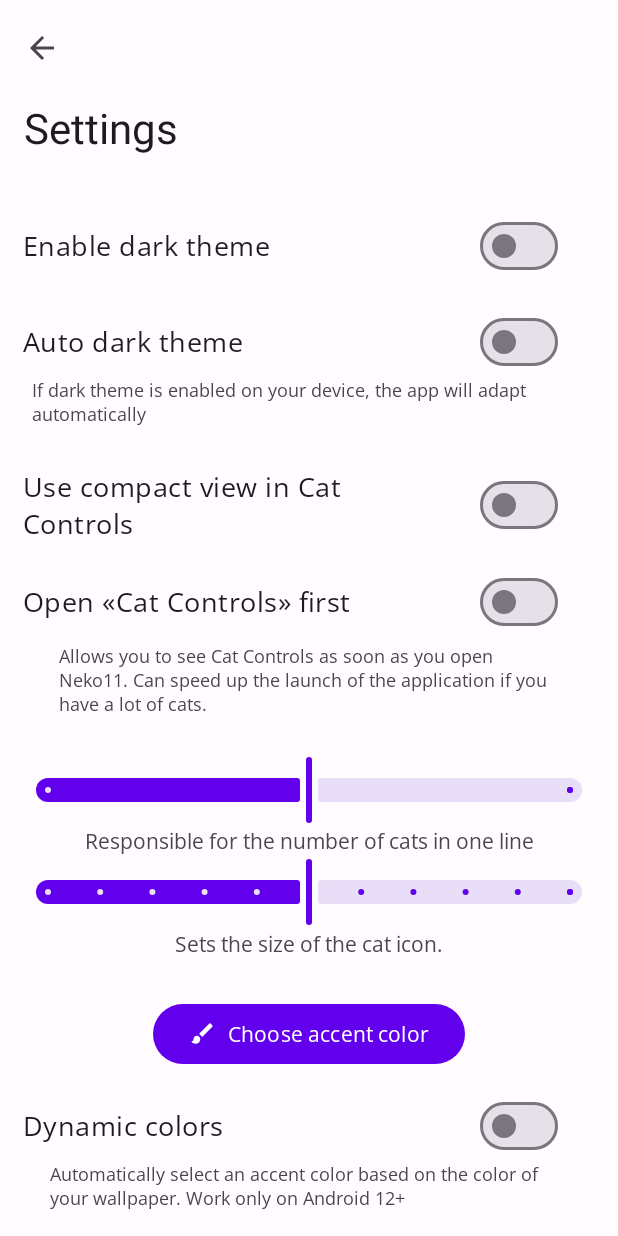
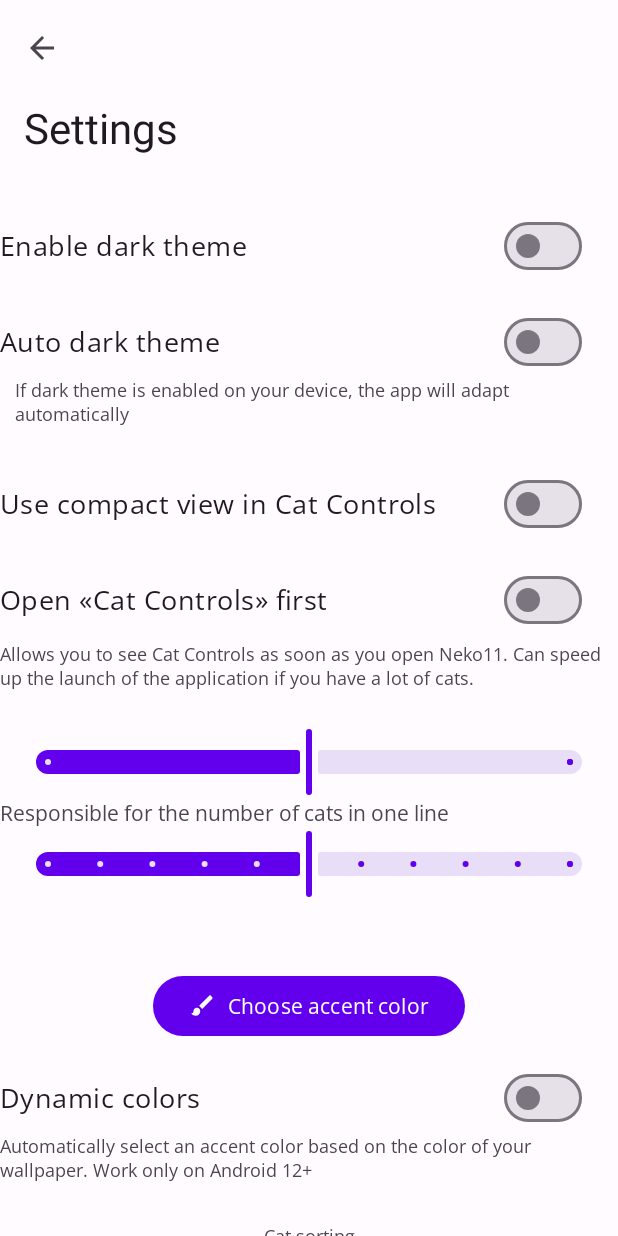
Before and after one commit to queuejw/Neko11, an Android app: the NekoGeneralActivity screen opened directly, with no data from a screen before it, in the options menu, after a tap on "Settings", on a phone screen of 412 x 824 dp. Run offline under Robolectric (Android 15) with nearby library versions, the light colour scheme and no system bars.

Commit message:
beta 2.01

```diff
--- a/app/build.gradle
+++ b/app/build.gradle
@@ -16,7 +16,7 @@ android {
         minSdk 23
         targetSdk = 34
         versionCode 4
-        versionName '2.2 Beta 1'
+        versionName '2.2 Beta 2.01'
         multiDexEnabled false
         testInstrumentationRunner "androidx.test.runner.AndroidJUnitRunner"
     }
--- a/app/src/main/java/ru/dimon6018/neko11/NekoGeneralActivity.kt
+++ b/app/src/main/java/ru/dimon6018/neko11/NekoGeneralActivity.kt
@@ -84,7 +84,7 @@ class NekoGeneralActivity : AppCompatActivity(), PrefsListener {
             runOnUiThread {
                 setupNavbarListener()
                 if(needWelcomeDialog) welcomeDialog()
-                checkAndroid()
+                if(getAndroidV()) androidVDialog()
             }
             }.start()
             super.onCreate(savedInstanceState)
@@ -115,15 +115,15 @@ class NekoGeneralActivity : AppCompatActivity(), PrefsListener {
             }
         })
     }
-
-    private fun checkAndroid() {
-        if (Build.VERSION.SDK_INT <= Build.VERSION_CODES.N_MR1) {
+    private fun getAndroidV(): Boolean {
+        return (Build.VERSION.SDK_INT <= Build.VERSION_CODES.N_MR1)
+    }
+    private fun androidVDialog() {
             MaterialAlertDialogBuilder(this)
                     .setIcon(R.drawable.ic_warning)
                     .setMessage(R.string.unsupported_android)
                     .setNegativeButton(android.R.string.ok, null)
                     .show()
-        }
     }
 
     override fun onPrefsChanged() {}
--- a/app/src/main/java/ru/dimon6018/neko11/ui/activities/NekoAboutActivity.java
+++ b/app/src/main/java/ru/dimon6018/neko11/ui/activities/NekoAboutActivity.java
@@ -17,6 +17,7 @@ import androidx.core.view.WindowCompat;
 import androidx.core.view.WindowInsetsCompat;
 
 import com.google.android.material.button.MaterialButton;
+import com.google.android.material.elevation.SurfaceColors;
 
 import ru.dimon6018.neko11.NekoApplication;
 import ru.dimon6018.neko11.R;
@@ -34,7 +35,7 @@ public class NekoAboutActivity extends AppCompatActivity {
         setSupportActionBar(toolbar);
         getSupportActionBar().setDisplayUseLogoEnabled(true);
 		getSupportActionBar().setDisplayHomeAsUpEnabled(true);
-
+		getWindow().setNavigationBarColor(SurfaceColors.SURFACE_2.getColor(this));
 		MaterialButton github = findViewById(R.id.github_button);
 		MaterialButton tg = findViewById(R.id.telegram_button);
 		github.setOnClickListener(v -> openWeb(this,"https://github.com/queuejw/Neko11"));
@@ -42,8 +43,8 @@ public class NekoAboutActivity extends AppCompatActivity {
 		setupCatImage();
 		CoordinatorLayout cord = findViewById(R.id.coordinatorabout);
 		ViewCompat.setOnApplyWindowInsetsListener(cord, (v, insets) -> {
+			int pB = insets.getInsets(WindowInsetsCompat.Type.navigationBars()).bottom;
 			int tB = insets.getInsets(WindowInsetsCompat.Type.statusBars()).top;
-			int pB = insets.getInsets(WindowInsetsCompat.Type.navigationBars()).bottom;
 			v.setPadding(0, tB, 0, pB);
 			return WindowInsetsCompat.CONSUMED;
 		});
--- a/app/src/main/java/ru/dimon6018/neko11/ui/activities/NekoAchievementsActivity.java
+++ b/app/src/main/java/ru/dimon6018/neko11/ui/activities/NekoAchievementsActivity.java
@@ -23,6 +23,7 @@ import androidx.core.view.WindowCompat;
 import com.google.android.material.button.MaterialButton;
 import com.google.android.material.card.MaterialCardView;
 import com.google.android.material.dialog.MaterialAlertDialogBuilder;
+import com.google.android.material.elevation.SurfaceColors;
 import com.google.android.material.progressindicator.LinearProgressIndicator;
 import com.google.android.material.textview.MaterialTextView;
 
@@ -72,7 +73,7 @@ public class NekoAchievementsActivity extends AppCompatActivity implements PrefS
 		progressSetup();
 
 		WindowCompat.setDecorFitsSystemWindows(getWindow(), false);
-
+		getWindow().setNavigationBarColor(SurfaceColors.SURFACE_2.getColor(this));
 		Toolbar toolbar = findViewById(R.id.toolbarachiev);
 		setSupportActionBar(toolbar);
 		getSupportActionBar().setDisplayUseLogoEnabled(true);
@@ -252,9 +253,9 @@ public class NekoAchievementsActivity extends AppCompatActivity implements PrefS
 					for (int i = 0; i >= cycles; i++) {
 						Cat cat = NekoWorker.newRandomCat(this, mPrefs);
 						mPrefs.addCat(cat);
-						mPrefs.addcatActionsUseAllTime(1);
 					}
 					mPrefs.addMoodBooster(mb);
+					mPrefs.addcatActionsUseAllTime(cycles);
 					s = getString(R.string.box_win3, cycles, mb);
 				}
 				case 4 -> {
@@ -279,6 +280,7 @@ public class NekoAchievementsActivity extends AppCompatActivity implements PrefS
 				}
 				case 6 -> {
 					Cat cat = NekoWorker.newRandomCat(this, mPrefs);
+					mPrefs.addcatActionsUseAllTime(1);
 					mPrefs.addCat(cat);
 					s = getString(R.string.box_win6);
 				}
--- a/app/src/main/java/ru/dimon6018/neko11/ui/activities/NekoSettingsActivity.java
+++ b/app/src/main/java/ru/dimon6018/neko11/ui/activities/NekoSettingsActivity.java
@@ -38,6 +38,7 @@ import com.google.android.material.button.MaterialButton;
 import com.google.android.material.button.MaterialButtonToggleGroup;
 import com.google.android.material.color.MaterialColors;
 import com.google.android.material.dialog.MaterialAlertDialogBuilder;
+import com.google.android.material.elevation.SurfaceColors;
 import com.google.android.material.materialswitch.MaterialSwitch;
 import com.google.android.material.slider.Slider;
 import com.google.android.material.snackbar.Snackbar;
@@ -106,6 +107,7 @@ public class NekoSettingsActivity extends AppCompatActivity implements PrefState
 		getSupportActionBar().setDisplayHomeAsUpEnabled(true);
 
         WindowCompat.setDecorFitsSystemWindows(getWindow(), false);
+		getWindow().setNavigationBarColor(SurfaceColors.SURFACE_2.getColor(this));
 	    nekoprefs = getSharedPreferences(SETTINGS, MODE_PRIVATE);
 
 		new Thread(() -> {
--- a/app/src/main/java/ru/dimon6018/neko11/ui/fragments/NekoLandFragment.java
+++ b/app/src/main/java/ru/dimon6018/neko11/ui/fragments/NekoLandFragment.java
@@ -261,7 +261,7 @@ public class NekoLandFragment extends Fragment implements PrefState.PrefsListene
                  new MaterialAlertDialogBuilder(context)
                          .setIcon(cat.createIcon(size, size).loadDrawable(context))
                          .setTitle(R.string.ops)
-                         .setMessage("Усилитель уже работает.")
+                         .setMessage(R.string.booster_actived_sub)
                          .setNegativeButton(android.R.string.ok, null)
                          .show();
              }
@@ -282,6 +282,7 @@ public class NekoLandFragment extends Fragment implements PrefState.PrefsListene
             mPrefs.setMood(cat, b);
             NekoGeneralActivity.showSnackBar(a, Toast.LENGTH_SHORT, bottomSheetInternal);
             NekoWorker.notifyCat(requireContext(), cat, getResources().getString(R.string.meow));
+            mPrefs.addNCoins(26);
         } else {
             NekoWorker.notifyCat(requireContext(), cat, getResources().getString(R.string.shh));
 
@@ -292,7 +293,7 @@ public class NekoLandFragment extends Fragment implements PrefState.PrefsListene
             new MaterialAlertDialogBuilder(context)
                     .setIcon(cat.createIcon(size, size).loadDrawable(context))
                     .setTitle(R.string.ops)
-                    .setMessage("Вашему коту не понравилось купаться. Попробуйте позже.")
+                    .setMessage(R.string.action1_fail)
                     .setNegativeButton(android.R.string.ok, null)
                     .show();
         }
@@ -309,6 +310,7 @@ public class NekoLandFragment extends Fragment implements PrefState.PrefsListene
             mPrefs.setMood(cat, b);
             NekoGeneralActivity.showSnackBar("❤️", Toast.LENGTH_SHORT, bottomSheetInternal);
             NekoWorker.notifyCat(requireContext(), cat, getResources().getString(R.string.meow));
+            mPrefs.addNCoins(31);
         } else {
             NekoWorker.notifyCat(requireContext(), cat, getResources().getString(R.string.shh));
             String[] moods = {getString(R.string.mood1), getString(R.string.mood2), getString(R.string.mood3)};
@@ -317,7 +319,7 @@ public class NekoLandFragment extends Fragment implements PrefState.PrefsListene
                 new MaterialAlertDialogBuilder(context)
                         .setIcon(cat.createIcon(size, size).loadDrawable(context))
                         .setTitle(R.string.ops)
-                        .setMessage("Ваш кот не очень любит, когда его гладят")
+                        .setMessage(R.string.action2_fail)
                         .setNegativeButton(android.R.string.ok, null)
                         .show();
         }
@@ -335,6 +337,7 @@ public class NekoLandFragment extends Fragment implements PrefState.PrefsListene
            String[] statusArray = context.getResources().getStringArray(R.array.toy_messages);
            String a = statusArray[r.nextInt(context.getResources().getStringArray(R.array.toy_messages).length)];
            NekoWorker.notifyCat(requireContext(), cat, a);
+           mPrefs.addNCoins(16);
        } else {
            String[] moods = {getString(R.string.mood1), getString(R.string.mood2), getString(R.string.mood3)};
            String b = moods[r.nextInt(moods.length)];
--- a/app/src/main/res/layout/neko_about_activity.xml
+++ b/app/src/main/res/layout/neko_about_activity.xml
@@ -27,23 +27,15 @@
         android:id="@+id/appbarlayoutabout"
         android:layout_width="match_parent"
         android:layout_height="wrap_content"
-		android:fitsSystemWindows="true">
+        android:fitsSystemWindows="true">
 
-        <com.google.android.material.appbar.CollapsingToolbarLayout
-            style="?attr/collapsingToolbarLayoutMediumStyle"
-            android:id="@+id/collapsingtoolbarlayoutabout"
+        <com.google.android.material.appbar.MaterialToolbar
+            android:id="@+id/toolbarabout"
             android:layout_width="match_parent"
-            android:layout_height="?attr/collapsingToolbarLayoutMediumSize"
-            app:layout_scrollFlags="scroll|exitUntilCollapsed|snap">
+            android:layout_height="?attr/actionBarSize"
+            android:fitsSystemWindows="true"
+            app:title="@string/about_neko" />
 
-            <com.google.android.material.appbar.MaterialToolbar
-                android:id="@+id/toolbarabout"
-                android:layout_width="match_parent"
-                android:layout_height="?attr/actionBarSize"
-                android:elevation="0dp"
-                app:layout_collapseMode="pin"
-                app:title="@string/about_neko" />
-        </com.google.android.material.appbar.CollapsingToolbarLayout>
     </com.google.android.material.appbar.AppBarLayout>
 
     <androidx.core.widget.NestedScrollView
--- a/app/src/main/res/layout/neko_cat_bottomsheet.xml
+++ b/app/src/main/res/layout/neko_cat_bottomsheet.xml
@@ -317,7 +317,7 @@
 		android:id="@+id/cat_age"
 		android:layout_width="wrap_content"
 		android:layout_height="wrap_content"
-		android:layout_marginTop="24dp"
+		android:layout_marginTop="40dp"
 		android:text="age"
 		app:layout_constraintHorizontal_bias="0.498"
 		app:layout_constraintLeft_toLeftOf="parent"
@@ -354,6 +354,7 @@
 		app:layout_constraintBottom_toTopOf="@+id/cat_age"
 		app:layout_constraintEnd_toEndOf="parent"
 		app:layout_constraintStart_toStartOf="parent"
-		app:layout_constraintTop_toBottomOf="@+id/horizontalScrollView" />
+		app:layout_constraintTop_toBottomOf="@+id/horizontalScrollView"
+		app:layout_constraintVertical_bias="1.0" />
 
 </androidx.constraintlayout.widget.ConstraintLayout>
--- a/app/src/main/res/layout/neko_settings_content.xml
+++ b/app/src/main/res/layout/neko_settings_content.xml
@@ -31,8 +31,7 @@
 			android:layout_width="match_parent"
 			android:layout_height="wrap_content"
 			android:layout_marginTop="28dp"
-			android:layout_marginEnd="40dp"
-			android:layout_marginStart="15dp"
+			android:layout_marginEnd="24dp"
 			android:text="@string/dark_theme"
 			android:textSize="18sp"
 			app:layout_constraintEnd_toEndOf="parent"
@@ -45,12 +44,11 @@
 			android:layout_width="match_parent"
 			android:layout_height="wrap_content"
 			android:layout_marginTop="16dp"
-			android:layout_marginEnd="40dp"
-			android:layout_marginStart="15dp"
+			android:layout_marginEnd="24dp"
 			android:text="@string/dark_theme_auto"
 			android:textSize="18sp"
 			app:layout_constraintEnd_toEndOf="parent"
-			app:layout_constraintHorizontal_bias="0.254"
+			app:layout_constraintHorizontal_bias="1.0"
 			app:layout_constraintStart_toStartOf="parent"
 			app:layout_constraintTop_toBottomOf="@+id/white_switch" />
 
@@ -60,12 +58,13 @@
 			android:layout_height="41dp"
 			android:layout_marginTop="48dp"
 			android:layout_marginBottom="49dp"
+			android:gravity="start"
 			android:text="@string/dark_theme_auto_sub"
 			android:textSize="12sp"
 			app:fontFamily="@font/opensans_regular"
 			app:layout_constraintBottom_toBottomOf="@+id/linear_controls_enable"
 			app:layout_constraintEnd_toEndOf="parent"
-			app:layout_constraintHorizontal_bias="0.35"
+			app:layout_constraintHorizontal_bias="0.166"
 			app:layout_constraintStart_toStartOf="parent"
 			app:layout_constraintTop_toTopOf="@+id/white_switch_auto"
 			app:layout_constraintVertical_bias="0.0" />
@@ -74,9 +73,8 @@
 			android:id="@+id/linear_controls_enable"
 			android:layout_width="match_parent"
 			android:layout_height="wrap_content"
-			android:layout_marginEnd="40dp"
-			android:layout_marginStart="15dp"
 			android:layout_marginTop="60dp"
+			android:layout_marginEnd="24dp"
 			android:text="@string/compact_view"
 			android:textSize="18sp"
 			app:layout_constraintEnd_toEndOf="parent"
@@ -89,10 +87,9 @@
 			android:layout_width="match_parent"
 			android:layout_height="wrap_content"
 			android:layout_marginTop="16dp"
+			android:layout_marginEnd="24dp"
 			android:text="@string/controls_first"
 			android:textSize="18sp"
-			android:layout_marginEnd="40dp"
-			android:layout_marginStart="15dp"
 			app:layout_constraintEnd_toEndOf="parent"
 			app:layout_constraintHorizontal_bias="0.254"
 			app:layout_constraintStart_toStartOf="parent"
@@ -101,8 +98,9 @@
 
 		<com.google.android.material.textview.MaterialTextView
 			android:id="@+id/is_first_controls_sub"
-			android:layout_width="331dp"
-			android:layout_height="49dp"
+			android:layout_width="match_parent"
+			android:gravity="start"
+			android:layout_height="wrap_content"
 			android:layout_marginTop="4dp"
 			android:text="@string/controls_first_sub"
 			android:textSize="12sp"
@@ -169,8 +167,7 @@
 			android:layout_width="match_parent"
 			android:layout_height="wrap_content"
 			android:layout_marginTop="108dp"
-			android:layout_marginEnd="40dp"
-			android:layout_marginStart="15dp"
+			android:layout_marginEnd="24dp"
 			android:text="@string/dynamic_color"
 			android:textSize="18sp"
 			app:layout_constraintEnd_toEndOf="parent"
@@ -180,8 +177,9 @@
 
 		<com.google.android.material.textview.MaterialTextView
 			android:id="@+id/dyncolor_sub"
-			android:layout_width="339dp"
-			android:layout_height="53dp"
+			android:layout_width="match_parent"
+			android:layout_height="wrap_content"
+			android:gravity="start"
 			android:text="@string/dynamic_color_sub"
 			android:textSize="12sp"
 			app:fontFamily="@font/opensans_regular"
@@ -193,10 +191,10 @@
 		<com.google.android.material.slider.Slider
 			android:id="@+id/max_cat_line_slider"
 			android:layout_width="match_parent"
-			android:layout_height="48dp"
-			android:layout_marginEnd="10dp"
+			android:layout_height="wrap_content"
 			android:layout_marginStart="10dp"
 			android:layout_marginTop="24dp"
+			android:layout_marginEnd="10dp"
 			android:stepSize="1.0"
 			android:valueFrom="2.0"
 			android:valueTo="4.0"
@@ -207,9 +205,9 @@
 
 		<com.google.android.material.textview.MaterialTextView
 			android:id="@+id/max_cat_line_title"
-			android:layout_width="0dp"
+			android:layout_width="match_parent"
 			android:layout_height="wrap_content"
-			android:gravity="center"
+			android:gravity="start"
 			android:text="@string/max_cat_line_title"
 			android:textSize="14sp"
 			app:fontFamily="@font/opensans_regular"
@@ -221,9 +219,9 @@
 		<com.google.android.material.slider.Slider
 			android:id="@+id/cat_size_slider"
 			android:layout_width="match_parent"
-			android:layout_height="48dp"
+			android:layout_height="wrap_content"
+			android:layout_marginStart="10dp"
 			android:layout_marginEnd="10dp"
-			android:layout_marginStart="10dp"
 			android:stepSize="10.0"
 			android:valueFrom="100.0"
 			android:valueTo="200.0"
@@ -233,11 +231,11 @@
 
 		<com.google.android.material.textview.MaterialTextView
 			android:id="@+id/cat_size_title"
-			android:layout_width="0dp"
+			android:layout_width="match_parent"
 			android:layout_height="wrap_content"
 			android:layout_marginTop="1dp"
 			android:layout_marginBottom="56dp"
-			android:gravity="center"
+			android:gravity="start"
 			android:text="@string/cat_size_title"
 			android:textSize="14sp"
 			app:fontFamily="@font/opensans_regular"
@@ -252,11 +250,11 @@
 			android:id="@+id/opensettingsbtn"
 			android:layout_width="wrap_content"
 			android:layout_height="wrap_content"
-			android:layout_marginTop="24dp"
+			android:layout_marginTop="4dp"
 			android:text="@string/open_settings"
 			app:icon="@drawable/ic_open_in"
 			app:layout_constraintEnd_toEndOf="parent"
-			app:layout_constraintHorizontal_bias="0.914"
+			app:layout_constraintHorizontal_bias="0.909"
 			app:layout_constraintStart_toStartOf="parent"
 			app:layout_constraintTop_toBottomOf="@+id/recovery_btn" />
 
@@ -264,17 +262,17 @@
 			android:id="@+id/get_neko_info"
 			android:layout_width="wrap_content"
 			android:layout_height="wrap_content"
-			android:layout_marginTop="8dp"
+			android:layout_marginTop="9dp"
 			android:text="@string/details"
 			android:textSize="14sp"
 			app:fontFamily="@font/opensans_regular"
 			app:icon="@drawable/ic_info"
 			app:layout_constraintBottom_toBottomOf="parent"
 			app:layout_constraintEnd_toEndOf="parent"
-			app:layout_constraintHorizontal_bias="0.948"
+			app:layout_constraintHorizontal_bias="0.498"
 			app:layout_constraintStart_toStartOf="parent"
 			app:layout_constraintTop_toBottomOf="@+id/opensettingsbtn"
-			app:layout_constraintVertical_bias="0.083" />
+			app:layout_constraintVertical_bias="0.025" />
 
 		<com.google.android.material.textview.MaterialTextView
 			android:id="@+id/sorttitle"
@@ -295,8 +293,8 @@
 			android:id="@+id/recovery_btn"
 			android:layout_width="wrap_content"
 			android:layout_height="wrap_content"
+			android:layout_marginTop="8dp"
 			android:layout_marginBottom="212dp"
-			android:layout_marginTop="8dp"
 			android:text="@string/backup_title"
 			android:textSize="14sp"
 			app:fontFamily="@font/opensans_regular"
@@ -306,56 +304,61 @@
 			app:layout_constraintHorizontal_bias="0.944"
 			app:layout_constraintStart_toStartOf="parent"
 			app:layout_constraintTop_toBottomOf="@+id/sortgroup"
-			app:layout_constraintVertical_bias="0.0" />
+			app:layout_constraintVertical_bias="0.046" />
 
 		<androidx.constraintlayout.widget.Guideline
 			android:id="@+id/guideline7"
 			android:layout_width="wrap_content"
 			android:layout_height="wrap_content"
 			android:orientation="horizontal"
-			app:layout_constraintGuide_begin="1272dp" />
+			app:layout_constraintGuide_begin="1180dp" />
 
 		<com.google.android.material.card.MaterialCardView
 			android:layout_width="match_parent"
 			android:layout_height="165dp"
+			app:cardBackgroundColor="?attr/colorPrimary"
 			app:cardCornerRadius="0dp"
-			app:cardBackgroundColor="?attr/colorPrimaryVariant"
 			app:layout_constraintBottom_toBottomOf="parent"
 			app:layout_constraintEnd_toEndOf="parent"
+			app:layout_constraintHorizontal_bias="0.0"
 			app:layout_constraintStart_toStartOf="parent"
-			app:layout_constraintTop_toBottomOf="@+id/get_neko_info">
+			app:layout_constraintTop_toBottomOf="@+id/get_neko_info"
+			app:layout_constraintVertical_bias="0.263">
 			<LinearLayout
 				android:layout_width="match_parent"
 				android:layout_height="match_parent"
 				android:orientation="vertical">
+
 				<com.google.android.material.textview.MaterialTextView
 					android:layout_width="wrap_content"
+					android:layout_height="wrap_content"
+					android:layout_marginStart="28dp"
+					android:layout_marginTop="14dp"
+					android:layout_marginEnd="28dp"
+					android:text="@string/AD_metrolnchr"
 					android:textColor="@color/white"
-					android:textSize="13sp"
-					android:layout_marginTop="14dp"
-					android:layout_marginStart="28dp"
-					android:layout_marginEnd="28dp"
-					android:layout_height="wrap_content"
-					android:text="@string/AD_metrolnchr"/>
+					android:textSize="13sp" />
+
 				<RelativeLayout
 					android:layout_width="match_parent"
 					android:layout_height="match_parent"
 					android:orientation="horizontal">
 
 					<com.google.android.material.button.MaterialButton
-					app:strokeColor="@color/white"
 						android:id="@+id/ad_btn"
-					app:strokeWidth="2dp"
-					app:backgroundTint="?attr/colorPrimaryDark"
-					android:textColor="@color/white"
 						android:layout_width="wrap_content"
 						android:layout_height="wrap_content"
 						android:layout_alignParentEnd="true"
 						android:layout_marginEnd="36dp"
 						android:text="@string/AD_try"
-					app:cornerRadius="0dp" />
+						android:textColor="@color/white"
+						app:backgroundTint="?attr/colorPrimary"
+						app:cornerRadius="0dp"
+						app:strokeColor="@color/white"
+						app:strokeWidth="2dp" />
 				</RelativeLayout>
 			</LinearLayout>
+
 		</com.google.android.material.card.MaterialCardView>
 	</androidx.constraintlayout.widget.ConstraintLayout>
 </ScrollView>
--- a/app/src/main/res/values/strings.xml
+++ b/app/src/main/res/values/strings.xml
@@ -201,6 +201,8 @@
     <string name="stat_4">You\'ve tried interacting with cats %d times</string>
     <string name="AD_metrolnchr">Want to get Windows Phone 8.1 experience on your device? \n Try my new MetroPhoneLauncher* \n * - the title is not final, the application is under development. Stay tuned.</string>
     <string name="AD_try">Try</string>
+    <string name="action1_fail">The cat bit you while trying to bathe him. Try again =)</string>
+    <string name="action2_fail">The cat didn\'t like being stroked and bit you. Try again =)</string>
     <integer-array name="food_intervals">
         <item>0</item>
         <item>15</item>
```
Also changed, not shown: 1 other file. Lines whose indentation alone changed are shown as unchanged.
